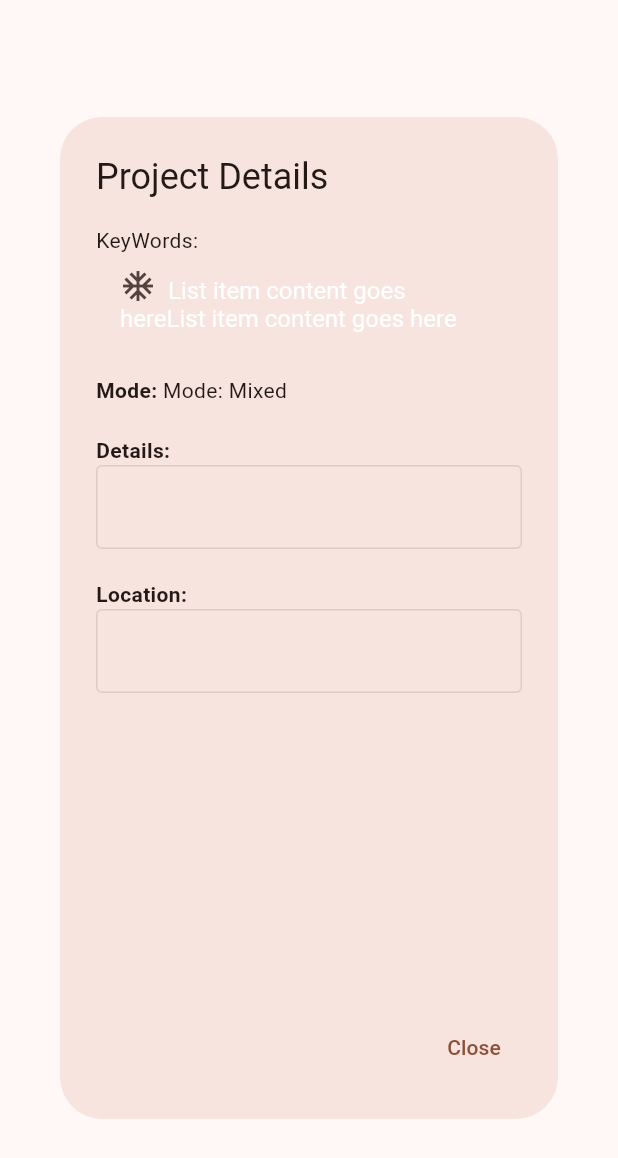
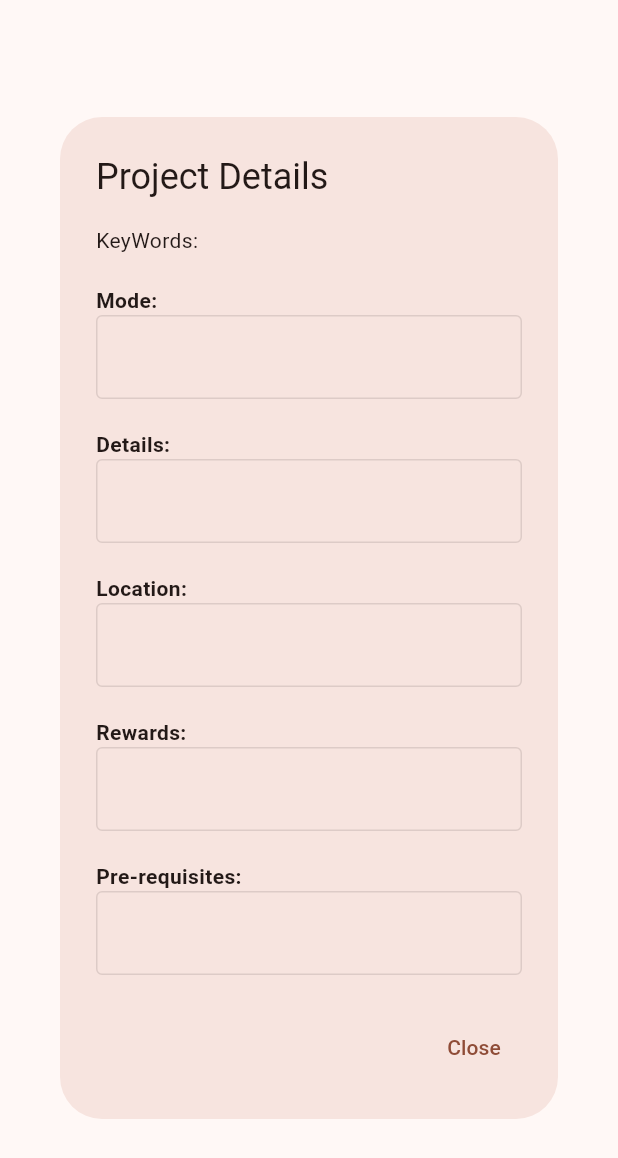
Before and after one commit to soaham-pimparkar/project-hive, a Flutter app: the InfoPopup widget shown alone on an empty page, opened directly with empty values, on a phone screen of 412 x 824 dp. Shown: the top 1158 px of the screen. Run offline on Flutter 3.47's test engine with Material 2 defaults, Android fonts, the phone set to English and light mode, and no system bars; our stand-ins replace cloud_firestore, firebase_auth, firebase_core, get; accounts and stored records are empty; network calls fail; statements that could not run were skipped.

Commit message:
Version 3 Project Screen

```diff
--- a/project_hive/lib/main.dart
+++ b/project_hive/lib/main.dart
@@ -39,8 +39,8 @@ class MyApp extends StatelessWidget {
       //   uid: 's2vRXXzhYmRnlppitIrsammvMhg2',
       // ),
       home: StudentProjectView(
-          // uid: 's2vRXXzhYmRnlppitIrsammvMhg2',
-          ),
+        uid: 's2vRXXzhYmRnlppitIrsammvMhg2',
+      ),
     );
   }
 }
--- a/project_hive/lib/screens/my_projects/mainProjectScreen.dart
+++ b/project_hive/lib/screens/my_projects/mainProjectScreen.dart
@@ -2,15 +2,17 @@ import 'package:flutter/material.dart';
 import '../../services/database.dart';
 
 class StudentProjectView extends StatelessWidget {
+  final String uid;
   late final List<Map<dynamic, dynamic>> projects;
   final databaseObj = database();
+
+  StudentProjectView({super.key, required this.uid});
 
   @override
   Widget build(BuildContext context) {
     print("In StudentProjectView");
     return FutureBuilder<List<Map<dynamic, dynamic>>>(
-      future: databaseObj.readSelectedProjects(
-          useUid: "s2vRXXzhYmRnlppitIrsammvMhg2", context: context),
+      future: databaseObj.readSelectedProjects(useUid: uid, context: context),
       builder: (context, snapshot) {
         print("In Builder");
         if (snapshot.connectionState == ConnectionState.done) {
@@ -48,16 +50,32 @@ class StudentProjectView extends StatelessWidget {
                           );
                         },
                         child: Card(
-                          child: Padding(
-                            padding: const EdgeInsets.all(16.0),
-                            child: Center(
-                              child: Text(
-                                // "Not here",
-                                snapshot.data![index]["title"],
-                                // projects[index]["companyDetails"],
-                                textAlign: TextAlign.center,
-                              ),
-                            ),
+                          elevation: 5,
+                          shape: RoundedRectangleBorder(
+                            borderRadius: BorderRadius.circular(10),
+                          ),
+                          child: Container(
+                            padding: EdgeInsets.all(16),
+                            decoration: BoxDecoration(
+                                borderRadius: BorderRadius.circular(10),
+                                border: Border.all(
+                                    color: Color.fromARGB(120, 31, 31, 31))),
+                            child: Column(
+                                // mainAxisAlignment: MainAxisAlignment.to,
+                                crossAxisAlignment: CrossAxisAlignment.center,
+                                children: [
+                                  Text(
+                                    snapshot.data![index]["title"],
+                                    textAlign: TextAlign.center,
+                                    style: TextStyle(
+                                        fontSize: 20,
+                                        fontWeight: FontWeight.bold),
+                                  ),
+                                  const SizedBox(height: 20),
+                                  CardItem(
+                                      value:
+                                          "${snapshot.data![index]["companyDetails"]}"),
+                                ]),
                           ),
                         ),
                       );
@@ -86,7 +104,6 @@ class StudentProjectView extends StatelessWidget {
 class InfoPopup extends StatelessWidget {
   final Map<dynamic, dynamic> info;
   const InfoPopup({super.key, required this.info});
-
   @override
   Widget build(BuildContext context) {
     return AlertDialog(
@@ -101,78 +118,77 @@ class InfoPopup extends StatelessWidget {
             children: [
               //KeyWords
               const Text("KeyWords: "),
-              ListTile(
-                title: RichText(
-                  text: const TextSpan(
-                    children: [
-                      WidgetSpan(
-                        child: Padding(
-                          padding: EdgeInsets.only(right: 8.0),
-                          child: Icon(Icons.ac_unit_sharp),
-                        ),
-                      ),
-                      TextSpan(
-                        text: 'List item content goes here',
-                        style: TextStyle(fontSize: 16),
-                      ),
-                      TextSpan(
-                        text: 'List item content goes here',
-                        style: TextStyle(fontSize: 16),
-                      ),
-                    ],
+              for (var key in info["keywords"])
+                SizedBox(
+                  width: 250,
+                  height: 20,
+                  child: ListTile(
+                    // dense: true,
+                    // horizontalTitleGap: 10,
+                    leading: const CircleAvatar(
+                      backgroundColor: Colors.black,
+                      radius: 4,
+                    ),
+                    title: Text('$key'),
                   ),
                 ),
-              ),
-
-              const SizedBox(height: 20),
 
               //Mode
-              Row(
-                children: [
-                  const Text(
-                    "Mode: ",
-                    style: TextStyle(fontWeight: FontWeight.bold),
-                  ),
-                  info["mode"] == Null
-                      ? Text("Mode: ${info["mode"]}")
-                      : const Text("Mode: Mixed"),
-                ],
-              ),
+              const SizedBox(height: 20),
+              ListItem(
+                  title1: "Mode:",
+                  value: info["mode"] != Null ? "${info["mode"]}" : "Mixed"),
 
               //Company Details
               const SizedBox(height: 20),
-              const Text(
-                "Details: ",
-                style: TextStyle(fontWeight: FontWeight.bold),
+              ListItem(title1: "Details: ", value: "${info["companyDetails"]}"),
+
+              //Location
+              const SizedBox(height: 20),
+              ListItem(
+                title1: "Location: ",
+                value:
+                    info["location"] != Null ? "${info["location"]}" : "Hybrid",
               ),
-              // TextField(labelText:"${info["companyDetails"]}"),
-              TextField(
-                enabled: false,
-                decoration: InputDecoration(
-                  border: const OutlineInputBorder(),
-                  labelText: "${info["companyDetails"]}",
-                  labelStyle: const TextStyle(
-                    color: Colors.black,
-                  ),
-                ),
+
+              //Rewards
+              const SizedBox(height: 20),
+              ListItem(
+                title1: "Rewards: ",
+                value: info["rewards"] != Null
+                    ? "${info["rewards"]}"
+                    : "Experience Only",
               ),
+
+              //Pre Requisited
               const SizedBox(height: 20),
-              const Text(
-                "Location: ",
-                style: TextStyle(fontWeight: FontWeight.bold),
+              ListItem(
+                title1: "Pre-requisites: ",
+                value: info["prerequisites"] != Null
+                    ? "${info["prerequisites"]}"
+                    : "None",
               ),
-              // TextField(labelText:"${info["companyDetails"]}"),
-              TextField(
-                enabled: false,
-                decoration: InputDecoration(
-                  border: const OutlineInputBorder(),
-                  labelText: info["location"] != Null
-                      ? "${info["location"]}"
-                      : "Hybrid",
-                  labelStyle: const TextStyle(
-                    color: Colors.black,
-                  ),
-                ),
+
+              //Time line
+              const SizedBox(height: 20),
+              ListItem(
+                  title1: "Deadline: ",
+                  value: info["deadline"].toDate().toLocal().toString()),
+
+              //Time line
+              const SizedBox(height: 20),
+              ListItem(
+                  title1: "Team Size: ",
+                  value:
+                      "${info["minTeamSize"] != Null ? info["minTeamSize"].toString() : 1} to ${info["maxTeamSize"] != Null ? info["maxTeamSize"].toString() : 1} members"),
+
+              //Time line
+              const SizedBox(height: 20),
+              ListItem(
+                title1: "Responsibilities: ",
+                value: info["responsibilities"] != Null
+                    ? info["responsibilities"].toString()
+                    : "None",
               ),
             ],
           ),
@@ -189,3 +205,61 @@ class InfoPopup extends StatelessWidget {
     );
   }
 }
+
+class ListItem extends StatelessWidget {
+  final String title1;
+  final String value;
+  ListItem({super.key, required this.title1, required this.value});
+
+  @override
+  Widget build(BuildContext context) {
+    return Column(
+      mainAxisAlignment: MainAxisAlignment.start,
+      crossAxisAlignment: CrossAxisAlignment.start,
+      children: [
+        Text(
+          title1,
+          style: const TextStyle(fontWeight: FontWeight.bold),
+        ),
+        // TextField(labelText:"${info["companyDetails"]}"),
+        TextField(
+          enabled: false,
+          decoration: InputDecoration(
+            border: const OutlineInputBorder(),
+            labelText: value,
+            labelStyle: const TextStyle(
+              color: Colors.black,
+            ),
+          ),
+        ),
+      ],
+    );
+  }
+}
+
+class CardItem extends StatelessWidget {
+  final String value;
+  CardItem({super.key, required this.value});
+
+  @override
+  Widget build(BuildContext context) {
+    return Row(
+      children: [
+        Container(
+          padding: EdgeInsets.all(10),
+          decoration: BoxDecoration(
+            border: Border.all(
+              color: Colors.blueAccent,
+              width: 2.0,
+            ),
+            borderRadius: BorderRadius.circular(10.0),
+          ),
+          child: Text(
+            value,
+            style: TextStyle(fontSize: 20),
+          ),
+        ),
+      ],
+    );
+  }
+}
```
